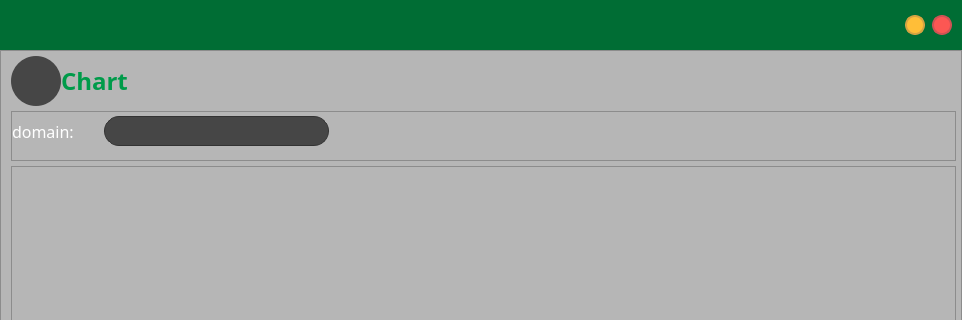
Before: the Qt Designer form Forms/graph.ui in henriquealende/PsychoBox, drawn with Qt 5; both pictures show x 0 to 962 and y 0 to 320 of the 962 by 665 pixel window.
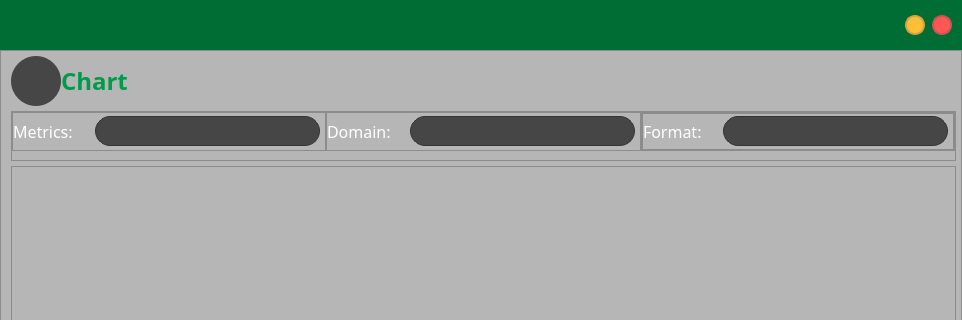
After: the same form once the commit is applied. Icons and pictures are not drawn.

Commit message: refactoring graph function

```diff
--- a/Forms/graph.ui
+++ b/Forms/graph.ui
@@ -443,6 +443,152 @@
                 <number>0</number>
                </property>
                <item>
+                <widget class="QFrame" name="frame_9">
+                 <property name="frameShape">
+                  <enum>QFrame::StyledPanel</enum>
+                 </property>
+                 <property name="frameShadow">
+                  <enum>QFrame::Raised</enum>
+                 </property>
+                 <layout class="QHBoxLayout" name="horizontalLayout_4">
+                  <property name="spacing">
+                   <number>0</number>
+                  </property>
+                  <property name="leftMargin">
+                   <number>0</number>
+                  </property>
+                  <property name="topMargin">
+                   <number>0</number>
+                  </property>
+                  <property name="rightMargin">
+                   <number>0</number>
+                  </property>
+                  <property name="bottomMargin">
+                   <number>0</number>
+                  </property>
+                  <item>
+                   <widget class="QLabel" name="label_9">
+                    <property name="maximumSize">
+                     <size>
+                      <width>16777215</width>
+                      <height>20</height>
+                     </size>
+                    </property>
+                    <property name="font">
+                     <font>
+                      <family>PF BeauSans Pro</family>
+                      <pointsize>12</pointsize>
+                      <bold>false</bold>
+                     </font>
+                    </property>
+                    <property name="styleSheet">
+                     <string notr="true">color: rgb(255, 255, 255);</string>
+                    </property>
+                    <property name="text">
+                     <string>Metrics:</string>
+                    </property>
+                    <property name="alignment">
+                     <set>Qt::AlignLeading|Qt::AlignLeft|Qt::AlignVCenter</set>
+                    </property>
+                   </widget>
+                  </item>
+                  <item>
+                   <widget class="QComboBox" name="mainBox">
+                    <property name="minimumSize">
+                     <size>
+                      <width>235</width>
+                      <height>30</height>
+                     </size>
+                    </property>
+                    <property name="maximumSize">
+                     <size>
+                      <width>16777215</width>
+                      <height>30</height>
+                     </size>
+                    </property>
+                    <property name="font">
+                     <font>
+                      <family>PF BeauSans Pro</family>
+                      <pointsize>11</pointsize>
+                     </font>
+                    </property>
+                    <property name="styleSheet">
+                     <string notr="true">QComboBox {
+	border: 1px solid #333333;
+	border-radius: 15px;
+	background:  rgb(70, 70, 70);
+	padding: 10x 23px 5px 5x;
+	min-width: 10em;
+	color: rgb(255, 255, 255);
+	margin-left: 5px;
+	margin-right: 5px;
+}
+
+QComboBox::disabled{
+	color: rgb(136, 138, 133)
+}
+
+QComboBox::down-arrow:disabled {    
+	image: url(:/icons/img/downArrowDis.png);
+}
+
+QComboBox::hover{
+border: 3px solid  #009b4a;
+}
+
+QComboBox::drop-down {
+	subcontrol-origin: padding;
+	subcontrol-position: top right;
+	width: 20px;
+ 
+	border-top-right-radius: 3px;
+	border-bottom-right-radius: 3px;
+}
+
+QComboBox::down-arrow {    
+	image: url(:/icons/img/downArrow.png);
+	width : 12px;
+}
+
+QComboBox QAbstractView{
+	background-color: #4f4f4f;
+	color: #999999;
+ 
+	selection-background-color: rgb(70, 70, 70);
+	selection-color: #4f4f4f;
+}
+</string>
+                    </property>
+                   </widget>
+                  </item>
+                 </layout>
+                </widget>
+               </item>
+               <item>
+                <widget class="QFrame" name="frame_7">
+                 <property name="frameShape">
+                  <enum>QFrame::StyledPanel</enum>
+                 </property>
+                 <property name="frameShadow">
+                  <enum>QFrame::Raised</enum>
+                 </property>
+                 <layout class="QHBoxLayout" name="horizontalLayout_2">
+                  <property name="spacing">
+                   <number>0</number>
+                  </property>
+                  <property name="leftMargin">
+                   <number>0</number>
+                  </property>
+                  <property name="topMargin">
+                   <number>0</number>
+                  </property>
+                  <property name="rightMargin">
+                   <number>0</number>
+                  </property>
+                  <property name="bottomMargin">
+                   <number>0</number>
+                  </property>
+                  <item>
                 <widget class="QLabel" name="label_7">
                  <property name="maximumSize">
                   <size>
@@ -461,7 +607,7 @@
                   <string notr="true">color: rgb(255, 255, 255);</string>
                  </property>
                  <property name="text">
-                  <string>domain:</string>
+                     <string>Domain:</string>
                  </property>
                  <property name="alignment">
                   <set>Qt::AlignLeading|Qt::AlignLeft|Qt::AlignVCenter</set>
@@ -475,7 +621,7 @@
                  </property>
                  <property name="minimumSize">
                   <size>
-                   <width>260</width>
+                      <width>235</width>
                    <height>30</height>
                   </size>
                  </property>
@@ -499,7 +645,7 @@
 	padding: 10x 23px 5px 5x;
 	min-width: 10em;
 	color: rgb(255, 255, 255);
-	margin-left: 30px;
+	margin-left: 5px;
 	margin-right: 5px;
 }
 
@@ -538,23 +684,171 @@
 }
 </string>
                  </property>
+                    <property name="editable">
+                     <bool>false</bool>
+                    </property>
                  <property name="currentText">
                   <string/>
                  </property>
                 </widget>
                </item>
+                 </layout>
+                </widget>
+               </item>
                <item>
-                <spacer name="horizontalSpacer_2">
-                 <property name="orientation">
-                  <enum>Qt::Horizontal</enum>
+                <widget class="QFrame" name="frame_8">
+                 <property name="frameShape">
+                  <enum>QFrame::StyledPanel</enum>
                  </property>
-                 <property name="sizeHint" stdset="0">
+                 <property name="frameShadow">
+                  <enum>QFrame::Raised</enum>
+                 </property>
+                 <layout class="QVBoxLayout" name="verticalLayout_2">
+                  <property name="spacing">
+                   <number>0</number>
+                  </property>
+                  <property name="leftMargin">
+                   <number>0</number>
+                  </property>
+                  <property name="topMargin">
+                   <number>0</number>
+                  </property>
+                  <property name="rightMargin">
+                   <number>0</number>
+                  </property>
+                  <property name="bottomMargin">
+                   <number>0</number>
+                  </property>
+                  <item>
+                   <widget class="QFrame" name="frame_samplingBox">
+                    <property name="frameShape">
+                     <enum>QFrame::StyledPanel</enum>
+                    </property>
+                    <property name="frameShadow">
+                     <enum>QFrame::Raised</enum>
+                    </property>
+                    <layout class="QHBoxLayout" name="horizontalLayout_3">
+                     <property name="spacing">
+                      <number>0</number>
+                     </property>
+                     <property name="leftMargin">
+                      <number>0</number>
+                     </property>
+                     <property name="topMargin">
+                      <number>0</number>
+                     </property>
+                     <property name="rightMargin">
+                      <number>0</number>
+                     </property>
+                     <property name="bottomMargin">
+                      <number>0</number>
+                     </property>
+                     <item>
+                      <widget class="QLabel" name="label_8">
+                       <property name="maximumSize">
                   <size>
-                   <width>573</width>
+                         <width>16777215</width>
                    <height>20</height>
                   </size>
                  </property>
-                </spacer>
+                       <property name="font">
+                        <font>
+                         <family>PF BeauSans Pro</family>
+                         <pointsize>12</pointsize>
+                         <bold>false</bold>
+                        </font>
+                       </property>
+                       <property name="styleSheet">
+                        <string notr="true">color: rgb(255, 255, 255);</string>
+                       </property>
+                       <property name="text">
+                        <string>Format:</string>
+                       </property>
+                       <property name="alignment">
+                        <set>Qt::AlignLeading|Qt::AlignLeft|Qt::AlignVCenter</set>
+                       </property>
+                      </widget>
+                     </item>
+                     <item>
+                      <widget class="QComboBox" name="samplingBox">
+                       <property name="enabled">
+                        <bool>true</bool>
+                       </property>
+                       <property name="minimumSize">
+                        <size>
+                         <width>235</width>
+                         <height>30</height>
+                        </size>
+                       </property>
+                       <property name="maximumSize">
+                        <size>
+                         <width>16777215</width>
+                         <height>30</height>
+                        </size>
+                       </property>
+                       <property name="font">
+                        <font>
+                         <family>PF BeauSans Pro</family>
+                         <pointsize>11</pointsize>
+                        </font>
+                       </property>
+                       <property name="styleSheet">
+                        <string notr="true">QComboBox {
+	border: 1px solid #333333;
+	border-radius: 15px;
+	background:  rgb(70, 70, 70);
+	padding: 10x 23px 5px 5x;
+	min-width: 10em;
+	color: rgb(255, 255, 255);
+	margin-left: 5px;
+	margin-right: 5px;
+}
+
+QComboBox::disabled{
+	color: rgb(136, 138, 133)
+}
+
+QComboBox::down-arrow:disabled {    
+	image: url(:/icons/img/downArrowDis.png);
+}
+
+QComboBox::hover{
+border: 3px solid  #009b4a;
+}
+
+QComboBox::drop-down {
+	subcontrol-origin: padding;
+	subcontrol-position: top right;
+	width: 20px;
+ 
+	border-top-right-radius: 3px;
+	border-bottom-right-radius: 3px;
+}
+
+QComboBox::down-arrow {    
+	image: url(:/icons/img/downArrow.png);
+	width : 12px;
+}
+
+QComboBox QAbstractView{
+	background-color: #4f4f4f;
+	color: #999999;
+ 
+	selection-background-color: rgb(70, 70, 70);
+	selection-color: #4f4f4f;
+}
+</string>
+                       </property>
+                       <property name="editable">
+                        <bool>false</bool>
+                       </property>
+                      </widget>
+                     </item>
+                    </layout>
+                   </widget>
+                  </item>
+                 </layout>
+                </widget>
                </item>
               </layout>
              </widget>
```
Left out of the diff: 2 changed lines with no effect on the pictures. Lines whose indentation alone changed are shown as unchanged. The commit also changes 6 other files.
